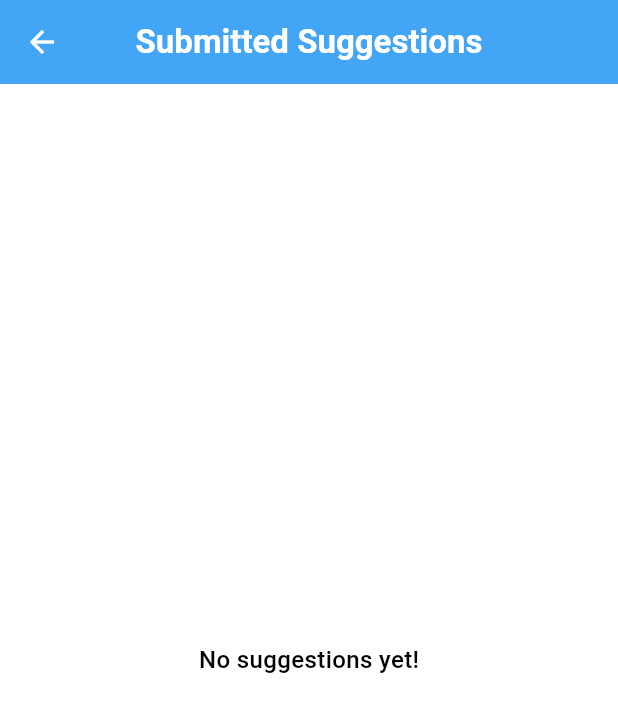
After one commit to osama-dev-nabiqasim/NQConnect, a Flutter app: the SuggestionListScreen screen opened by its route, on a phone screen of 412 x 824 dp. The commit adds this screen. Shown: the top 712 px of the screen. Run offline on Flutter 3.47's test engine with Material 3 defaults, Android fonts, the light colour scheme and no system bars; our stand-ins replace get.

Commit message:
Updated on 04-09-2025

```diff
--- /dev/null
+++ b/lib/controllers/suggestion_controller.dart
@@ -0,0 +1,12 @@
+// ignore_for_file: file_names
+
+import 'package:get/get.dart';
+import 'package:nqconnect/models/suggestion_model.dart';
+
+class SuggestionController extends GetxController {
+  var suggestions = <Suggestion>[].obs;
+
+  void addSuggestion(Suggestion suggestion) {
+    suggestions.add(suggestion);
+  }
+}
--- a/lib/main.dart
+++ b/lib/main.dart
@@ -2,11 +2,14 @@
 
 import 'package:flutter/material.dart';
 import 'package:get/get.dart';
+import 'package:nqconnect/controllers/suggestion_controller.dart';
 import 'package:nqconnect/controllers/user_controller.dart';
 import 'package:nqconnect/routes/app_routes.dart';
 
 void main() {
   Get.put(UserController(), permanent: true);
+  WidgetsFlutterBinding.ensureInitialized();
+  Get.lazyPut(() => SuggestionController());
   runApp(MyApp());
 }
 
--- /dev/null
+++ b/lib/models/suggestion_list_screen.dart
@@ -0,0 +1,68 @@
+// ignore_for_file: file_names
+
+import 'package:flutter/material.dart';
+import 'package:get/get.dart';
+import 'package:nqconnect/controllers/suggestion_controller.dart';
+import 'package:nqconnect/models/suggestion_model.dart';
+
+class SuggestionListScreen extends StatelessWidget {
+  const SuggestionListScreen({super.key});
+
+  @override
+  Widget build(BuildContext context) {
+    // Ensure controller is available
+    final SuggestionController controller = Get.find<SuggestionController>();
+
+    return Scaffold(
+      appBar: AppBar(
+        title: const Text("Submitted Suggestions"),
+        centerTitle: true,
+      ),
+      body: Obx(() {
+        if (controller.suggestions.isEmpty) {
+          return const Center(
+            child: Text(
+              "No suggestions yet!",
+              style: TextStyle(fontSize: 16, fontWeight: FontWeight.w500),
+            ),
+          );
+        }
+
+        return ListView.builder(
+          itemCount: controller.suggestions.length,
+          padding: const EdgeInsets.symmetric(vertical: 12, horizontal: 20),
+          itemBuilder: (context, index) {
+            final Suggestion suggestion = controller.suggestions[index];
+            return Card(
+              elevation: 3,
+              margin: const EdgeInsets.symmetric(vertical: 8),
+              shape: RoundedRectangleBorder(
+                borderRadius: BorderRadius.circular(12),
+              ),
+              child: ListTile(
+                leading: suggestion.image != null
+                    ? Image.file(
+                        suggestion.image!,
+                        width: 50,
+                        height: 50,
+                        fit: BoxFit.cover,
+                      )
+                    : const Icon(Icons.lightbulb_outline, color: Colors.blue),
+                title: Text(
+                  suggestion.title,
+                  style: const TextStyle(fontWeight: FontWeight.bold),
+                ),
+                subtitle: Text(
+                  "${suggestion.description}\nCategory: ${suggestion.category ?? "N/A"}",
+                  maxLines: 3,
+                  overflow: TextOverflow.ellipsis,
+                ),
+                isThreeLine: true,
+              ),
+            );
+          },
+        );
+      }),
+    );
+  }
+}
--- /dev/null
+++ b/lib/models/suggestion_model.dart
@@ -0,0 +1,17 @@
+// ignore_for_file: file_names
+
+import 'dart:io';
+
+class Suggestion {
+  final String title;
+  final String description;
+  final String? category;
+  final File? image; // 👈 Optional image field
+
+  Suggestion({
+    required this.title,
+    required this.description,
+    this.category,
+    this.image,
+  });
+}
--- a/lib/routes/app_routes.dart
+++ b/lib/routes/app_routes.dart
@@ -1,5 +1,6 @@
 // lib/routes/app_routes.dart
 import 'package:get/get.dart';
+import 'package:nqconnect/models/suggestion_list_screen.dart';
 import 'package:nqconnect/screens/auth_screens/reset_password_screens/EnterOtpScreen.dart';
 import 'package:nqconnect/screens/auth_screens/reset_password_screens/ResetPasswordScreen.dart';
 import 'package:nqconnect/screens/auth_screens/reset_password_screens/forgot_password.dart';
@@ -16,6 +17,7 @@ class AppRoutes {
     GetPage(name: '/suggestions', page: () => EmployeeSuggestionFormScreen()),
     GetPage(name: '/resetpasswordscreen', page: () => ResetPasswordScreen()),
 
+    GetPage(name: "/suggestion_list", page: () => const SuggestionListScreen()),
     GetPage(name: '/dashboard', page: () => DashboardScreen()),
 
     // Employee Routes
```
Also changed, not shown: lib/screens/suggestion_screens/EmployeeSuggestionFormScreen.dart (+22 -14 lines).
